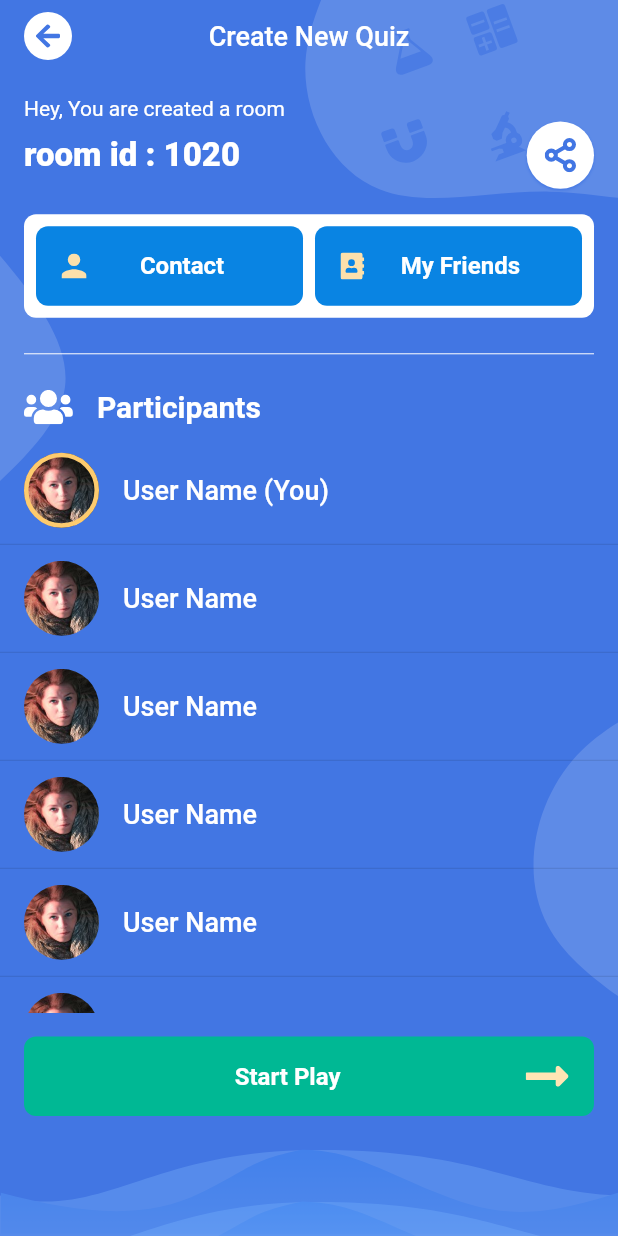
After one commit to Fullmarks-Codebase/fullmarks_flutter, a Flutter app: the CreateQuizLobbyScreen screen opened directly, on a phone screen of 412 x 824 dp. The commit adds this screen. Run offline on Flutter 3.47's test engine with Material 2 defaults, Android fonts, the phone set to English and light mode, and no system bars; our stand-ins replace carousel_slider, connectivity, fl_chart, flutter_svg, fluttertoast, lottie and 1 more; project files that could hold a hidden picture were left out.

Commit message:
- create quiz lobby - random quiz search/match

```diff
--- a/lib/main.dart
+++ b/lib/main.dart
@@ -45,8 +45,8 @@ LiveQuizScreen
   - AddFriendScreen
   - MyFriendsScreen
   - JoinQuizScreen -> WaitingForHostScreen -> LiveQuizPlayScreen -> RankListScreen
-  - CreateNewQuizScreen -> SubjectSelectionScreen
-  - SubjectSelectionScreen
+  - CreateNewQuizScreen -> SubjectSelectionScreen -> CreateQuizLobbyScreen -> LiveQuizPlayScreen -> RankListScreen
+  - SubjectSelectionScreen -> RandomQuizMatchScreen -> LiveQuizPlayScreen
 
 6. Discussion
 DiscussionScreen
--- a/lib/screens/CreateNewQuizScreen.dart
+++ b/lib/screens/CreateNewQuizScreen.dart
@@ -86,6 +86,7 @@ class _CreateNewQuizScreenState extends State<CreateNewQuizScreen> {
                           MaterialPageRoute(
                             builder: (context) => SubjectSelectionScreen(
                               title: "Create New Quiz",
+                              isRandomQuiz: false,
                             ),
                           ),
                         );
--- /dev/null
+++ b/lib/screens/CreateQuizLobbyScreen.dart
@@ -0,0 +1,281 @@
+import 'package:flutter/material.dart';
+import 'package:flutter_svg/svg.dart';
+import 'package:fullmarks/screens/AddFriendScreen.dart';
+import 'package:fullmarks/screens/MyFriendsScreen.dart';
+import 'package:fullmarks/utility/AppAssets.dart';
+import 'package:fullmarks/utility/AppColors.dart';
+import 'package:fullmarks/utility/Utiity.dart';
+
+import 'LiveQuizPlayScreen.dart';
+
+class CreateQuizLobbyScreen extends StatefulWidget {
+  @override
+  _CreateQuizLobbyScreenState createState() => _CreateQuizLobbyScreenState();
+}
+
+class _CreateQuizLobbyScreenState extends State<CreateQuizLobbyScreen> {
+  @override
+  Widget build(BuildContext context) {
+    return Scaffold(
+      body: Stack(
+        children: [
+          Utility.setSvgFullScreen(context, AppAssets.mockTestBg),
+          Column(
+            children: [
+              Spacer(),
+              SvgPicture.asset(
+                AppAssets.bottomBarbg,
+                width: MediaQuery.of(context).size.width,
+              )
+            ],
+          ),
+          body(),
+        ],
+      ),
+    );
+  }
+
+  Widget body() {
+    return Container(
+      child: Column(
+        crossAxisAlignment: CrossAxisAlignment.start,
+        children: [
+          Utility.appbar(
+            context,
+            text: "Create New Quiz",
+            onBackPressed: () {
+              Navigator.pop(context);
+            },
+            isHome: false,
+            textColor: Colors.white,
+          ),
+          roomIdView(),
+          participantsView(),
+          participantsList(),
+          Container(
+            margin: EdgeInsets.only(
+              top: 16,
+              right: 16,
+              left: 16,
+              bottom: 80,
+            ),
+            child: Utility.button(
+              context,
+              onPressed: () {
+                Navigator.of(context).pushReplacement(
+                  MaterialPageRoute(
+                    builder: (BuildContext context) => LiveQuizPlayScreen(
+                      isRandomQuiz: false,
+                    ),
+                  ),
+                );
+              },
+              text: "Start Play",
+              bgColor: AppColors.strongCyan,
+              assetName: AppAssets.enter,
+              isSufix: true,
+              isSpacer: true,
+            ),
+          ),
+        ],
+      ),
+    );
+  }
+
+  Widget participantsView() {
+    return Container(
+      margin: EdgeInsets.only(
+        right: 16,
+        left: 16,
+        bottom: 16,
+      ),
+      child: Row(
+        children: [
+          SvgPicture.asset(
+            AppAssets.participants,
+            color: Colors.white,
+          ),
+          SizedBox(
+            width: 16,
+          ),
+          Text(
+            "Participants",
+            style: TextStyle(
+              color: Colors.white,
+              fontSize: 20,
+              fontWeight: FontWeight.bold,
+            ),
+          ),
+        ],
+      ),
+    );
+  }
+
+  Widget participantsList() {
+    return Expanded(
+      child: ListView.separated(
+        padding: EdgeInsets.only(
+          bottom: 16,
+        ),
+        itemCount: 15,
+        itemBuilder: (BuildContext context, int index) {
+          return participantsItemView(index);
+        },
+        separatorBuilder: (BuildContext context, int index) {
+          return Divider();
+        },
+      ),
+    );
+  }
+
+  Widget participantsItemView(int index) {
+    return ListTile(
+      leading: Container(
+        height: 50,
+        width: 50,
+        decoration: BoxDecoration(
+          shape: BoxShape.circle,
+          image: DecorationImage(
+            image: AssetImage(AppAssets.dummyUser),
+          ),
+          border: Border.all(
+            color: index == 0
+                ? AppColors.myProgressIncorrectcolor
+                : Colors.transparent,
+            width: 3,
+          ),
+        ),
+      ),
+      title: Text(
+        'User Name' + (index == 0 ? " (You)" : ""),
+        style: TextStyle(
+          color: Colors.white,
+          fontSize: 18,
+          fontWeight: FontWeight.w500,
+        ),
+        maxLines: 2,
+        overflow: TextOverflow.ellipsis,
+      ),
+    );
+  }
+
+  Widget roomIdView() {
+    return Container(
+      padding: EdgeInsets.only(
+        right: 16,
+        left: 16,
+        bottom: 16,
+      ),
+      child: Column(
+        crossAxisAlignment: CrossAxisAlignment.start,
+        children: [
+          Text(
+            "Hey, You are created a room ",
+            style: TextStyle(
+              color: Colors.white,
+            ),
+          ),
+          Row(
+            children: [
+              Expanded(
+                child: Text(
+                  "room id : 1020",
+                  style: TextStyle(
+                    color: Colors.white,
+                    fontSize: 22,
+                    fontWeight: FontWeight.w900,
+                  ),
+                ),
+              ),
+              GestureDetector(
+                child: Container(
+                  padding: EdgeInsets.all(12),
+                  decoration: BoxDecoration(
+                    color: Colors.white,
+                    boxShadow: [
+                      BoxShadow(
+                        offset: Offset(0, 1),
+                        blurRadius: 1,
+                        color: AppColors.appColor,
+                      ),
+                    ],
+                    shape: BoxShape.circle,
+                  ),
+                  child: SvgPicture.asset(AppAssets.share),
+                ),
+                onTap: () {},
+              ),
+            ],
+          ),
+          SizedBox(
+            height: 16,
+          ),
+          Container(
+            padding: EdgeInsets.all(8),
+            decoration: BoxDecoration(
+              color: Colors.white,
+              borderRadius: BorderRadius.circular(8),
+            ),
+            child: Row(
+              children: [
+                Expanded(
+                  child: Utility.button(
+                    context,
+                    onPressed: () {
+                      Navigator.push(
+                        context,
+                        MaterialPageRoute(
+                          builder: (context) => AddFriendScreen(
+                            buttonStr: "Share",
+                            isShare: true,
+                            title: "Contact",
+                          ),
+                        ),
+                      );
+                    },
+                    assetName: AppAssets.contact,
+                    bgColor: AppColors.chartBgColor,
+                    text: "Contact",
+                    isPrefix: true,
+                    isSpacer: true,
+                  ),
+                ),
+                SizedBox(
+                  width: 8,
+                ),
+                Expanded(
+                  child: Utility.button(
+                    context,
+                    onPressed: () {
+                      Navigator.push(
+                        context,
+                        MaterialPageRoute(
+                          builder: (context) => AddFriendScreen(
+                            buttonStr: "Share",
+                            isShare: true,
+                            title: "My Friends",
+                          ),
+                        ),
+                      );
+                    },
+                    assetName: AppAssets.contacts,
+                    bgColor: AppColors.chartBgColor,
+                    text: "My Friends",
+                    isPrefix: true,
+                    isSpacer: true,
+                  ),
+                )
+              ],
+            ),
+          ),
+          SizedBox(
+            height: 16,
+          ),
+          Divider(
+            color: Colors.white,
+          ),
+        ],
+      ),
+    );
+  }
+}
--- a/lib/screens/WaitingForHostScreen.dart
+++ b/lib/screens/WaitingForHostScreen.dart
@@ -23,7 +23,9 @@ class _WaitingForHostScreenState extends State<WaitingForHostScreen> {
   gotoHome() {
     Navigator.of(context).pushReplacement(
       MaterialPageRoute(
-        builder: (BuildContext context) => LiveQuizPlayScreen(),
+        builder: (BuildContext context) => LiveQuizPlayScreen(
+          isRandomQuiz: false,
+        ),
       ),
     );
   }
--- a/lib/utility/appAssets.dart
+++ b/lib/utility/appAssets.dart
@@ -127,6 +127,7 @@ class AppAssets {
   static String challenge = "assets/challenge.svg";
   static String addFriend = "assets/addFriend.svg";
   static String contacts = "assets/contacts.svg";
+  static String contact = "assets/contact.svg";
   static String join = "assets/join.svg";
   static String newQuiz = "assets/newQuiz.svg";
   static String random = "assets/random.svg";
@@ -149,4 +150,7 @@ class AppAssets {
   static String createQuizBg = "assets/createQuizBg.svg";
   static String createQuizBg2 = "assets/createQuizBg2.svg";
   static String newQuizSubjectBg = "assets/newQuizSubjectBg.svg";
+  static String randomQuizSearchBg = "assets/randomQuizSearchBg.svg";
+  static String fly = "assets/fly.svg";
+  static String user = "assets/user.svg";
 }
--- a/lib/utility/utiity.dart
+++ b/lib/utility/utiity.dart
@@ -159,7 +159,6 @@ class Utility {
             child:
                 assetName == null ? Container() : SvgPicture.asset(assetName),
           ),
-          tooltip: MaterialLocalizations.of(context).backButtonTooltip,
           onPressed: onPressed,
         ),
       ),
```
Also changed, not shown: lib/screens/AddFriendScreen.dart (+13 -4 lines), lib/screens/LiveQuizPlayScreen.dart (+101 -3 lines), lib/screens/LiveQuizScreen.dart (+7 -2 lines), lib/screens/RandomQuizMatchScreen.dart (added, +242 -0 lines), lib/screens/RankListScreen.dart (+8 -2 lines), lib/screens/SubjectSelectionScreen.dart (+12 -8 lines), assets/contact.svg (added), assets/fly.svg (added), assets/randomQuizSearchBg.svg (added), assets/user.svg (added).
